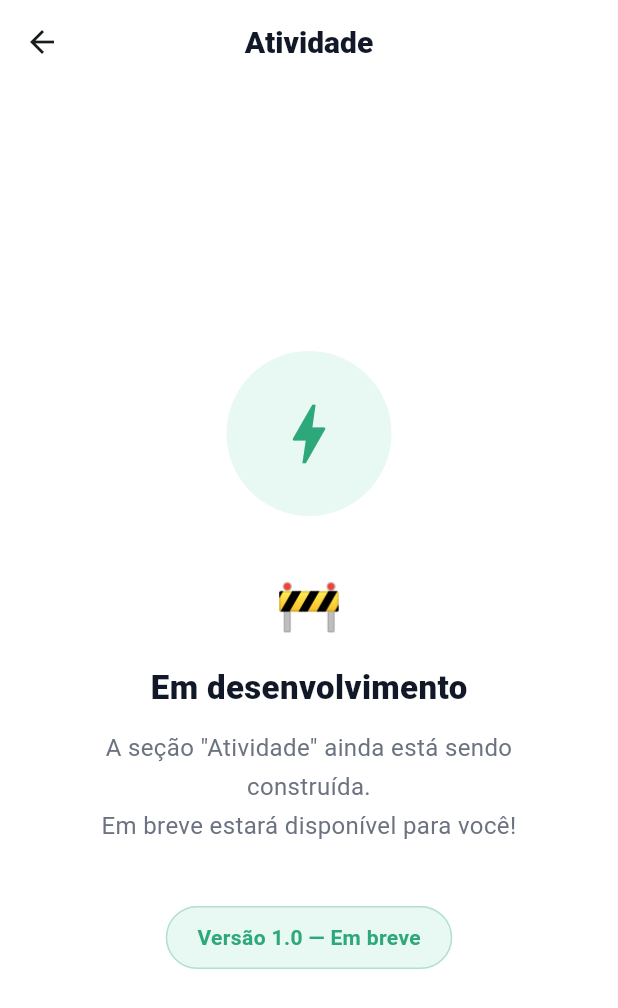
After one commit to guiresteves/CicloCare, a Flutter app: the HomeScreen screen opened by its route, item 2 of the bottom bar chosen, on a phone screen of 412 x 824 dp. The commit adds this screen. Shown: the top 1008 px of the screen. Run offline on Flutter 3.47's test engine with Material 3 defaults, Android fonts, the phone set to English and light mode, and no system bars; Roboto replaces fonts that are missing (Poppins).

Commit message:
feat: implementa tela de (Em desenvolvimento)

```diff
--- a/lib/features/home/screens/home_screen.dart
+++ b/lib/features/home/screens/home_screen.dart
@@ -3,6 +3,7 @@ import '../models/medication.dart';
 import '../mock/mock_medication_service.dart';
 import '../../auth/mock/mock_auth_service.dart';
 import 'medication_modal.dart';
+import 'under_construction_screen.dart';
 
 // ════════════════════════════════════════════════════════════
 //  HOME SCREEN — CicloCare (acessibilidade terceira idade)
@@ -865,15 +866,15 @@ class _HomeScreenState extends State<HomeScreen> {
   // ════════════════════════════════════════════════════════
   Widget _buildBottomBar() {
     final items = [
-      {'icon': Icons.medication_outlined,     'label': 'Remédios'},
-      {'icon': Icons.bolt_outlined,           'label': 'Atividade'},
-      {'icon': Icons.home_rounded,            'label': 'Início'},
-      {'icon': Icons.calendar_month_outlined, 'label': 'Agenda'},
-      {'icon': Icons.person_outline_rounded,  'label': 'Perfil'},
+      {'icon': Icons.medication_outlined,     'label': 'Remédios',  'title': 'Remédios',  'iconData': Icons.medication_outlined},
+      {'icon': Icons.bolt_outlined,           'label': 'Atividade', 'title': 'Atividade', 'iconData': Icons.bolt_outlined},
+      {'icon': Icons.home_rounded,            'label': 'Início',    'title': '',           'iconData': Icons.home_rounded},
+      {'icon': Icons.calendar_month_outlined, 'label': 'Agenda',    'title': 'Agenda',    'iconData': Icons.calendar_month_outlined},
+      {'icon': Icons.person_outline_rounded,  'label': 'Perfil',    'title': 'Perfil',    'iconData': Icons.person_outline_rounded},
     ];
 
     return Container(
-      height: 80, // mais alta para idosos
+      height: 80,
       decoration: BoxDecoration(
         color: _white,
         boxShadow: [BoxShadow(color: Colors.black.withOpacity(0.08), blurRadius: 16, offset: const Offset(0, -3))],
@@ -881,20 +882,33 @@ class _HomeScreenState extends State<HomeScreen> {
       child: Row(
         mainAxisAlignment: MainAxisAlignment.spaceAround,
         children: items.asMap().entries.map((e) {
-          final isHome = e.key == 2;
-          final icon   = e.value['icon'] as IconData;
-          final label  = e.value['label'] as String;
+          final isHome  = e.key == 2;
+          final icon    = e.value['icon'] as IconData;
+          final label   = e.value['label'] as String;
+          final title   = e.value['title'] as String;
+          final iconData= e.value['iconData'] as IconData;
+
           return GestureDetector(
-            onTap: () {},
+            onTap: isHome
+                ? null // já está na home
+                : () => Navigator.push(
+                    context,
+                    MaterialPageRoute(
+                      builder: (_) => UnderConstructionScreen(
+                        title: title,
+                        icon: iconData,
+                      ),
+                    ),
+                  ),
             child: Column(
               mainAxisAlignment: MainAxisAlignment.center,
               children: [
-                Icon(icon, color: isHome ? _green : _grey, size: 30), // ícone grande
+                Icon(icon, color: isHome ? _green : _grey, size: 30),
                 const SizedBox(height: 4),
                 Text(
                   label,
                   style: TextStyle(
-                    fontSize: 12, // label embaixo do ícone
+                    fontSize: 12,
                     color: isHome ? _green : _grey,
                     fontWeight: isHome ? FontWeight.w700 : FontWeight.w500,
                   ),
--- /dev/null
+++ b/lib/features/home/screens/under_construction_screen.dart
@@ -0,0 +1,115 @@
+import 'package:flutter/material.dart';
+
+// ════════════════════════════════════════════════════════════
+//  UNDER CONSTRUCTION SCREEN — CicloCare
+//  Arquivo: lib/features/placeholder/screens/under_construction_screen.dart
+//
+//  Tela genérica de "em desenvolvimento" reutilizável.
+//  Basta passar o nome e ícone da seção.
+// ════════════════════════════════════════════════════════════
+
+class UnderConstructionScreen extends StatelessWidget {
+  final String title;
+  final IconData icon;
+
+  const UnderConstructionScreen({
+    super.key,
+    required this.title,
+    required this.icon,
+  });
+
+  static const Color _green     = Color(0xFF2DA87A);
+  static const Color _greenLight= Color(0xFFE8F8F2);
+  static const Color _textDark  = Color(0xFF111827);
+  static const Color _textGrey  = Color(0xFF6B7280);
+
+  @override
+  Widget build(BuildContext context) {
+    return Scaffold(
+      backgroundColor: Colors.white,
+      appBar: AppBar(
+        backgroundColor: Colors.white,
+        elevation: 0,
+        centerTitle: true,
+        title: Text(
+          title,
+          style: const TextStyle(
+            color: _textDark,
+            fontSize: 20,
+            fontWeight: FontWeight.w800,
+          ),
+        ),
+      ),
+      body: Center(
+        child: Padding(
+          padding: const EdgeInsets.symmetric(horizontal: 36),
+          child: Column(
+            mainAxisAlignment: MainAxisAlignment.center,
+            children: [
+              // Ícone da seção dentro de círculo verde claro
+              Container(
+                width: 110,
+                height: 110,
+                decoration: const BoxDecoration(
+                  color: _greenLight,
+                  shape: BoxShape.circle,
+                ),
+                child: Icon(icon, size: 52, color: _green),
+              ),
+
+              const SizedBox(height: 32),
+
+              // Ícone de ferramentas
+              const Text('🚧', style: TextStyle(fontSize: 36)),
+
+              const SizedBox(height: 16),
+
+              // Título
+              const Text(
+                'Em desenvolvimento',
+                style: TextStyle(
+                  fontSize: 22,
+                  fontWeight: FontWeight.w800,
+                  color: _textDark,
+                ),
+              ),
+
+              const SizedBox(height: 12),
+
+              // Descrição
+              Text(
+                'A seção "$title" ainda está sendo construída.\nEm breve estará disponível para você!',
+                textAlign: TextAlign.center,
+                style: const TextStyle(
+                  fontSize: 16,
+                  color: _textGrey,
+                  height: 1.6,
+                ),
+              ),
+
+              const SizedBox(height: 40),
+
+              // Badge de versão
+              Container(
+                padding: const EdgeInsets.symmetric(horizontal: 20, vertical: 10),
+                decoration: BoxDecoration(
+                  color: _greenLight,
+                  borderRadius: BorderRadius.circular(30),
+                  border: Border.all(color: _green.withOpacity(0.3)),
+                ),
+                child: const Text(
+                  'Versão 1.0 — Em breve',
+                  style: TextStyle(
+                    color: _green,
+                    fontSize: 14,
+                    fontWeight: FontWeight.w700,
+                  ),
+                ),
+              ),
+            ],
+          ),
+        ),
+      ),
+    );
+  }
+}
```
